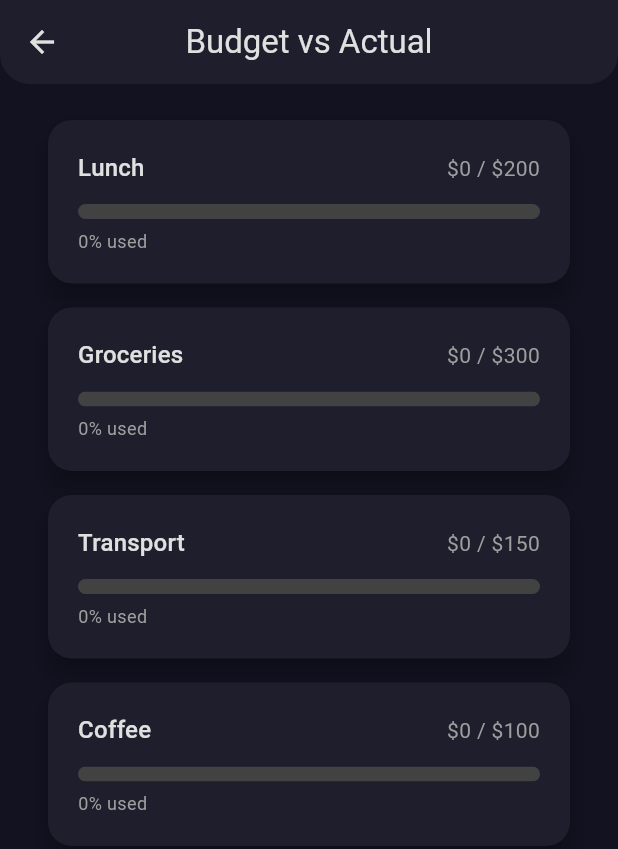
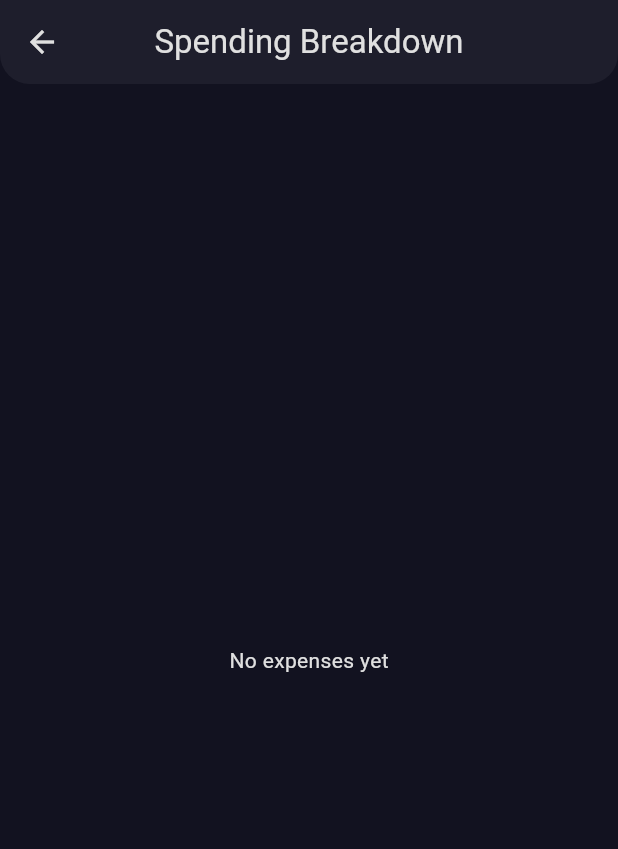
Before and after one commit to BonaventureMaina/smartbudget, a Flutter app: the BudgetScreen screen opened by its route, on a phone screen of 412 x 824 dp. Shown: the top 849 px of the screen. Run offline on Flutter 3.47's test engine with Material 3 defaults, Android fonts, the phone set to English and light mode, and no system bars; our stand-ins replace fl_chart, flutter_secure_storage; accounts and stored records are empty.

Commit message:
fix: dynamic spending breakdown, removes hardcoded demo budgets

```diff
--- a/frontend/lib/screens/budget_screen.dart
+++ b/frontend/lib/screens/budget_screen.dart
@@ -10,36 +10,53 @@ class BudgetScreen extends StatelessWidget {
     final txProvider = context.watch<TransactionProvider>();
     final theme = Theme.of(context);
 
-    final expenses = txProvider.transactions
-        .where((t) => t.type == 'expense')
-        .toList();
-
+    // Aggregate all expenses by description
     final Map<String, double> spending = {};
-    for (final txn in expenses) {
-      final label = txn.description ?? 'Other';
+    double totalSpent = 0;
+    for (final txn in txProvider.transactions) {
+      if (txn.type == 'expense') {
+        final label = (txn.description ?? 'Other').trim();
+        if (label.isEmpty) continue;
         spending[label] = (spending[label] ?? 0) + txn.amount;
+        totalSpent += txn.amount;
+      }
     }
 
-    // Hardcoded demo budgets — ideally sourced from backend later
-    final Map<String, double> budgets = {
-      'Lunch': 200.0,
-      'Groceries': 300.0,
-      'Transport': 150.0,
-      'Coffee': 100.0,
-    };
-
     return Scaffold(
-      appBar: AppBar(title: const Text('Budget vs Actual')),
-      body: ListView(
+      appBar: AppBar(title: const Text('Spending Breakdown')),
+      body: spending.isEmpty
+          ? const Center(child: Text('No expenses yet'))
+          : ListView(
               padding: const EdgeInsets.all(16),
-        children: budgets.entries.map((entry) {
-          final category = entry.key;
-          final budget = entry.value;
-          final actual = spending[category] ?? 0;
-          final percentage = budget > 0 ? (actual / budget).clamp(0.0, 1.0) : 0.0;
-          final isOverBudget = actual > budget;
-
+              children: [
+                // Total card
+                Card(
+                  child: Padding(
+                    padding: const EdgeInsets.all(24),
+                    child: Column(
+                      children: [
+                        Text('Total Spent',
+                            style: theme.textTheme.titleMedium?.copyWith(color: Colors.grey)),
+                        const SizedBox(height: 8),
+                        Text(
+                          '\$${totalSpent.toStringAsFixed(2)}',
+                          style: theme.textTheme.headlineMedium?.copyWith(
+                            fontWeight: FontWeight.bold,
+                            color: Colors.white,
+                          ),
+                        ),
+                      ],
+                    ),
+                  ),
+                ),
+                const SizedBox(height: 16),
+                // Per-category breakdown
+                ...spending.entries.map((entry) {
+                  final desc = entry.key;
+                  final amount = entry.value;
+                  final fraction = totalSpent > 0 ? amount / totalSpent : 0.0;
                   return Card(
+                    margin: const EdgeInsets.only(bottom: 8),
                     child: Padding(
                       padding: const EdgeInsets.all(20),
                       child: Column(
@@ -48,38 +65,36 @@ class BudgetScreen extends StatelessWidget {
                           Row(
                             mainAxisAlignment: MainAxisAlignment.spaceBetween,
                             children: [
-                      Text(category, style: theme.textTheme.titleMedium),
-                      Text(
-                        '\$${actual.toStringAsFixed(0)} / \$${budget.toStringAsFixed(0)}',
-                        style: TextStyle(color: Colors.grey.shade500),
+                              Expanded(
+                                child: Text(desc,
+                                    style: theme.textTheme.titleMedium,
+                                    overflow: TextOverflow.ellipsis),
                               ),
+                              Text('\$${amount.toStringAsFixed(2)}',
+                                  style: TextStyle(color: Colors.grey.shade400)),
                             ],
                           ),
                           const SizedBox(height: 12),
                           ClipRRect(
                             borderRadius: BorderRadius.circular(8),
                             child: LinearProgressIndicator(
-                      value: percentage,
+                              value: fraction,
                               minHeight: 10,
                               backgroundColor: Colors.grey.shade800,
-                      color: isOverBudget ? Colors.redAccent : theme.colorScheme.primary,
+                              color: theme.colorScheme.primary,
                             ),
                           ),
                           const SizedBox(height: 6),
                           Text(
-                    isOverBudget
-                        ? 'Over budget by \$${(actual - budget).toStringAsFixed(0)}'
-                        : '${(percentage * 100).toStringAsFixed(0)}% used',
-                    style: TextStyle(
-                      color: isOverBudget ? Colors.redAccent : Colors.grey,
-                      fontSize: 12,
-                    ),
+                            '${(fraction * 100).toStringAsFixed(0)}% of total',
+                            style: TextStyle(color: Colors.grey, fontSize: 12),
                           ),
                         ],
                       ),
                     ),
                   );
-        }).toList(),
+                }),
+              ],
             ),
     );
   }
```
Lines whose indentation alone changed are shown as unchanged.
